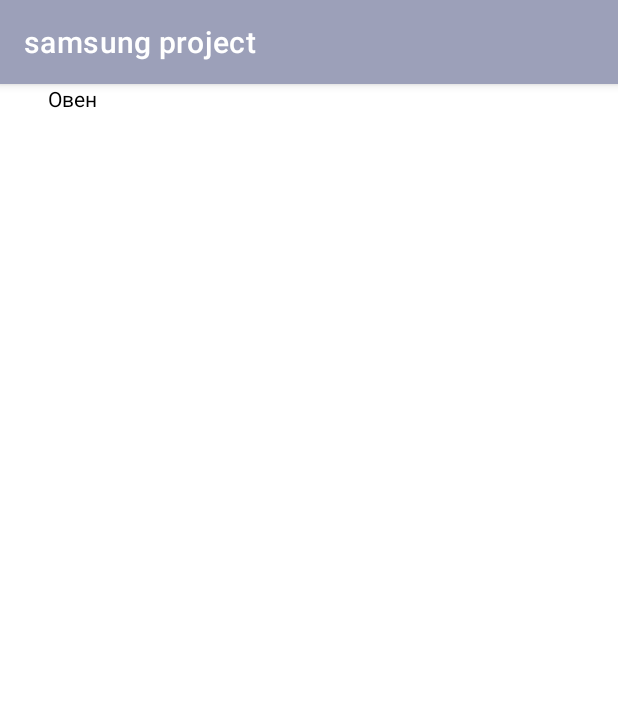
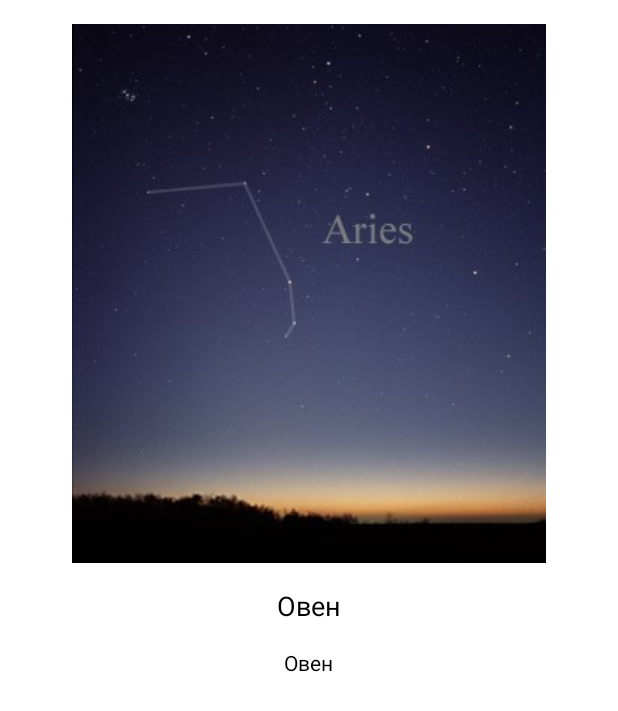
Before and after one commit to alina-shcherbinina/samsung-project, an Android app: the RecyclerViewActivity screen opened directly, with no data from a screen before it, on a phone screen of 412 x 824 dp. Shown: the top 711 px of the screen. Run offline under Robolectric (Android 15) with nearby library versions, the phone set to English and light mode, and no system bars.

Commit message:
recycler view done; needs design

```diff
--- a/app/src/main/java/com/example/samsungproject/RecyclerViewActivity.java
+++ b/app/src/main/java/com/example/samsungproject/RecyclerViewActivity.java
@@ -16,6 +16,7 @@ public class RecyclerViewActivity extends AppCompatActivity {
     @Override
     protected void onCreate(Bundle savedInstanceState) {
         super.onCreate(savedInstanceState);
+        getSupportActionBar().hide();
         setContentView(R.layout.activity_recycler_view);
 
         list = new ArrayList<>();
@@ -24,7 +25,7 @@ public class RecyclerViewActivity extends AppCompatActivity {
         String[] titles = res.getStringArray(R.array.titles);
         String[] desc = res.getStringArray(R.array.desc);
         for (int i=0; i<12; i++) {
-            list.add(new ItemClass(getResources().getIdentifier("const_"+i+".jpg", "drawable", "samsungproject"),
+            list.add(new ItemClass(getResources().getIdentifier("const_"+i, "raw", "com.example.samsungproject"),
                     titles[i],
                     desc[i]));
         }
--- a/app/src/main/res/layout/template.xml
+++ b/app/src/main/res/layout/template.xml
@@ -6,47 +6,46 @@
     android:layout_width="match_parent"
     android:layout_height="match_parent">
 
+    <LinearLayout
+        android:layout_width="match_parent"
+        android:layout_height="match_parent"
+        android:orientation="vertical">
+
         <ImageView
             android:id="@+id/const_img"
-        android:layout_width="0dp"
-        android:layout_height="0dp"
+            android:layout_width="wrap_content"
+            android:layout_height="wrap_content"
+            android:layout_gravity="center_horizontal|center_vertical"
             android:layout_marginStart="24dp"
             android:layout_marginTop="16dp"
             android:layout_marginEnd="24dp"
             android:layout_marginBottom="16dp"
             android:foregroundGravity="center_vertical|center_horizontal"
-        app:layout_constraintBottom_toTopOf="@+id/const_title"
-        app:layout_constraintEnd_toEndOf="parent"
-        app:layout_constraintStart_toStartOf="parent"
-        app:layout_constraintTop_toTopOf="parent"
             tools:srcCompat="@tools:sample/avatars" />
 
         <TextView
             android:id="@+id/const_title"
             android:layout_width="wrap_content"
-        android:layout_height="0dp"
+            android:layout_height="wrap_content"
+            android:layout_gravity="center_horizontal|center_vertical"
             android:layout_marginStart="100dp"
             android:layout_marginEnd="100dp"
             android:layout_marginBottom="16dp"
             android:gravity="center_horizontal|center_vertical"
             android:text="TextView"
             android:textColor="#000000"
-        android:textSize="18sp"
-        app:layout_constraintBottom_toTopOf="@+id/const_desc"
-        app:layout_constraintEnd_toEndOf="parent"
-        app:layout_constraintHorizontal_bias="0.496"
-        app:layout_constraintStart_toStartOf="parent" />
+            android:textSize="18sp" />
 
         <TextView
             android:id="@+id/const_desc"
-        android:layout_width="0dp"
+            android:layout_width="wrap_content"
             android:layout_height="wrap_content"
+            android:layout_gravity="center_horizontal|center_vertical"
             android:layout_marginStart="32dp"
             android:layout_marginEnd="32dp"
             android:foregroundGravity="center_vertical|center_horizontal"
             android:text="TextView"
-        android:textColor="#000000"
-        app:layout_constraintEnd_toEndOf="parent"
-        app:layout_constraintStart_toStartOf="parent"
-        tools:layout_editor_absoluteY="212dp" />
+            android:textColor="#000000" />
+    </LinearLayout>
+
 </androidx.constraintlayout.widget.ConstraintLayout>
```
Also changed, not shown: app/src/main/res/raw/const_0.jpg (renamed from app/src/main/res/drawable/const_0.jpg), app/src/main/res/raw/const_1.jpg (renamed from app/src/main/res/drawable/const_1.jpg), app/src/main/res/raw/const_10.jpg (renamed from app/src/main/res/drawable/const_10.jpg), app/src/main/res/raw/const_11.jpg (renamed from app/src/main/res/drawable/const_11.jpg), app/src/main/res/raw/const_2.jpg (renamed from app/src/main/res/drawable/const_2.jpg), app/src/main/res/raw/const_3.jpg (renamed from app/src/main/res/drawable/const_3.jpg), app/src/main/res/raw/const_4.jpg (renamed from app/src/main/res/drawable/const_4.jpg), app/src/main/res/raw/const_5.jpg (renamed from app/src/main/res/drawable/const_5.jpg), app/src/main/res/raw/const_6.jpg (renamed from app/src/main/res/drawable/const_6.jpg), app/src/main/res/raw/const_7.jpg (renamed from app/src/main/res/drawable/const_7.jpg), app/src/main/res/raw/const_8.jpg (renamed from app/src/main/res/drawable/const_8.jpg), app/src/main/res/raw/const_9.jpg (renamed from app/src/main/res/drawable/const_9.jpg). Lines whose indentation alone changed are shown as unchanged.
